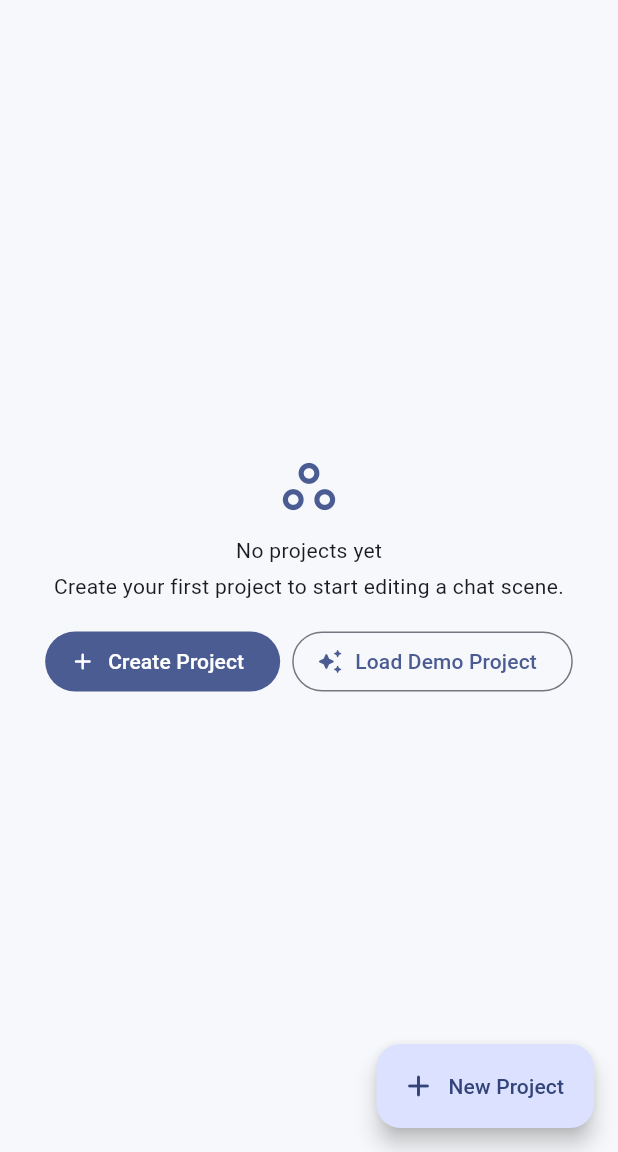
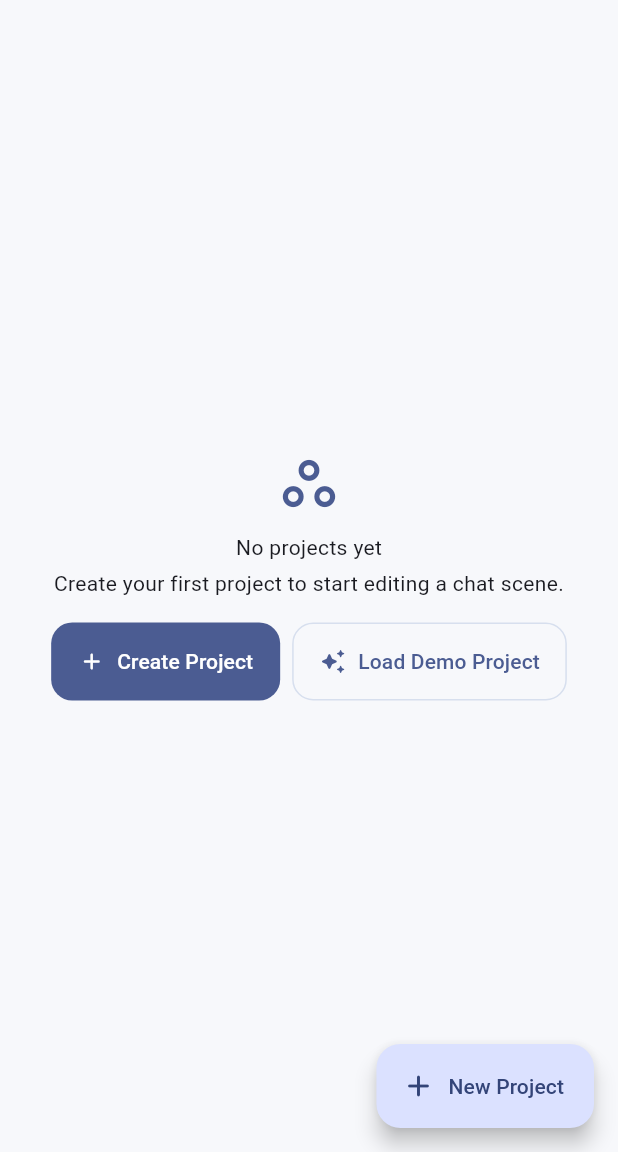
Before and after one commit to k33zo33/production_chat_prop, a Flutter app: the screen it shows after launch, on a phone screen of 412 x 824 dp, the part 84-1236 px from its top. Run offline on Flutter 3.47's test engine with Material 3 defaults, Android fonts, the phone set to English and light mode, and no system bars; our stand-ins replace flutter_riverpod, go_router, shared_preferences, web; missing offline and left inert: dart:js_interop.

Commit message:
Polish shared web theme consistency

```diff
--- a/lib/core/theme/app_theme.dart
+++ b/lib/core/theme/app_theme.dart
@@ -5,20 +5,73 @@ class AppTheme {
 
   static ThemeData get lightTheme {
     const seedColor = Color(0xFF155EEF);
+    final colorScheme = ColorScheme.fromSeed(seedColor: seedColor);
 
     return ThemeData(
       useMaterial3: true,
-      colorScheme: ColorScheme.fromSeed(seedColor: seedColor),
+      colorScheme: colorScheme,
       scaffoldBackgroundColor: const Color(0xFFF7F8FB),
-      appBarTheme: const AppBarTheme(centerTitle: false),
+      appBarTheme: const AppBarTheme(
+        centerTitle: false,
+        scrolledUnderElevation: 0,
+      ),
       snackBarTheme: const SnackBarThemeData(
         behavior: SnackBarBehavior.floating,
       ),
       cardTheme: CardThemeData(
         elevation: 0,
+        margin: EdgeInsets.zero,
+        color: Colors.white,
         shape: RoundedRectangleBorder(
+          borderRadius: BorderRadius.circular(20),
+          side: const BorderSide(color: Color(0xFFE7ECF5)),
+        ),
+      ),
+      inputDecorationTheme: InputDecorationTheme(
+        filled: true,
+        fillColor: Colors.white,
+        contentPadding: const EdgeInsets.symmetric(
+          horizontal: 16,
+          vertical: 14,
+        ),
+        border: OutlineInputBorder(
           borderRadius: BorderRadius.circular(16),
+          borderSide: const BorderSide(color: Color(0xFFD7DFEE)),
         ),
+        enabledBorder: OutlineInputBorder(
+          borderRadius: BorderRadius.circular(16),
+          borderSide: const BorderSide(color: Color(0xFFD7DFEE)),
+        ),
+        focusedBorder: OutlineInputBorder(
+          borderRadius: BorderRadius.circular(16),
+          borderSide: BorderSide(color: colorScheme.primary, width: 1.4),
+        ),
+      ),
+      filledButtonTheme: FilledButtonThemeData(
+        style: FilledButton.styleFrom(
+          padding: const EdgeInsets.symmetric(horizontal: 18, vertical: 16),
+          shape: RoundedRectangleBorder(
+            borderRadius: BorderRadius.circular(14),
+          ),
+        ),
+      ),
+      outlinedButtonTheme: OutlinedButtonThemeData(
+        style: OutlinedButton.styleFrom(
+          padding: const EdgeInsets.symmetric(horizontal: 18, vertical: 16),
+          shape: RoundedRectangleBorder(
+            borderRadius: BorderRadius.circular(14),
+          ),
+          side: const BorderSide(color: Color(0xFFD7DFEE)),
+        ),
+      ),
+      chipTheme: ChipThemeData(
+        shape: RoundedRectangleBorder(borderRadius: BorderRadius.circular(12)),
+        side: const BorderSide(color: Color(0xFFD7DFEE)),
+        backgroundColor: Colors.white,
+        selectedColor: colorScheme.primaryContainer,
+        disabledColor: const Color(0xFFF1F4FA),
+        padding: const EdgeInsets.symmetric(horizontal: 8, vertical: 8),
+        labelStyle: const TextStyle(fontWeight: FontWeight.w500),
       ),
     );
   }
```
